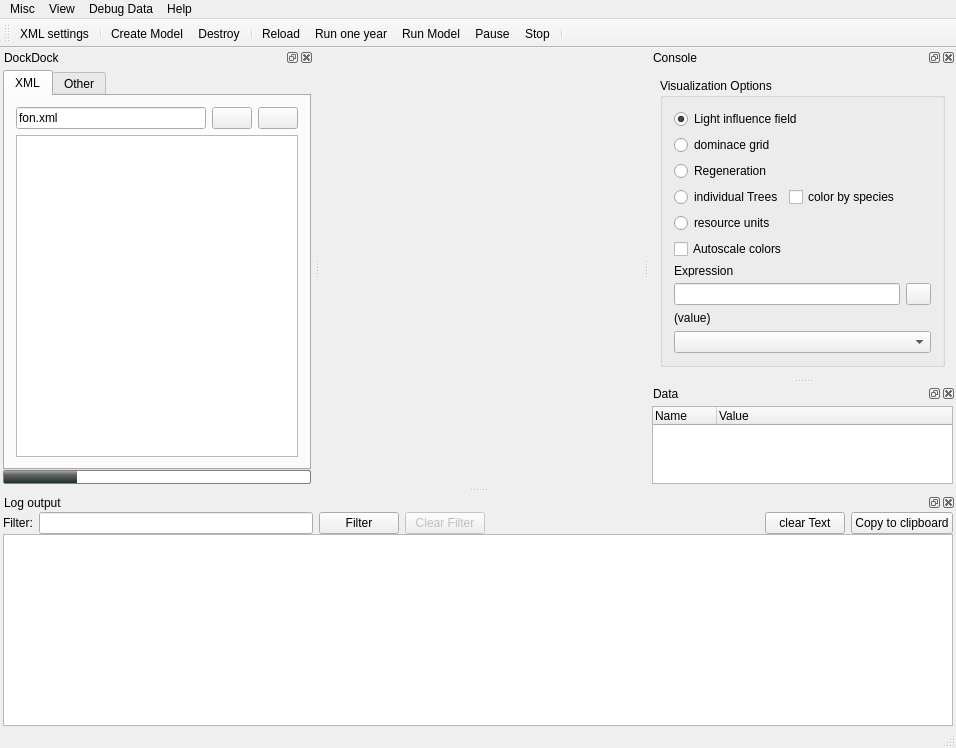
First picture: the form in src/iland/mainwindow.ui, repository edfm-tum/iland-model, before the edit.
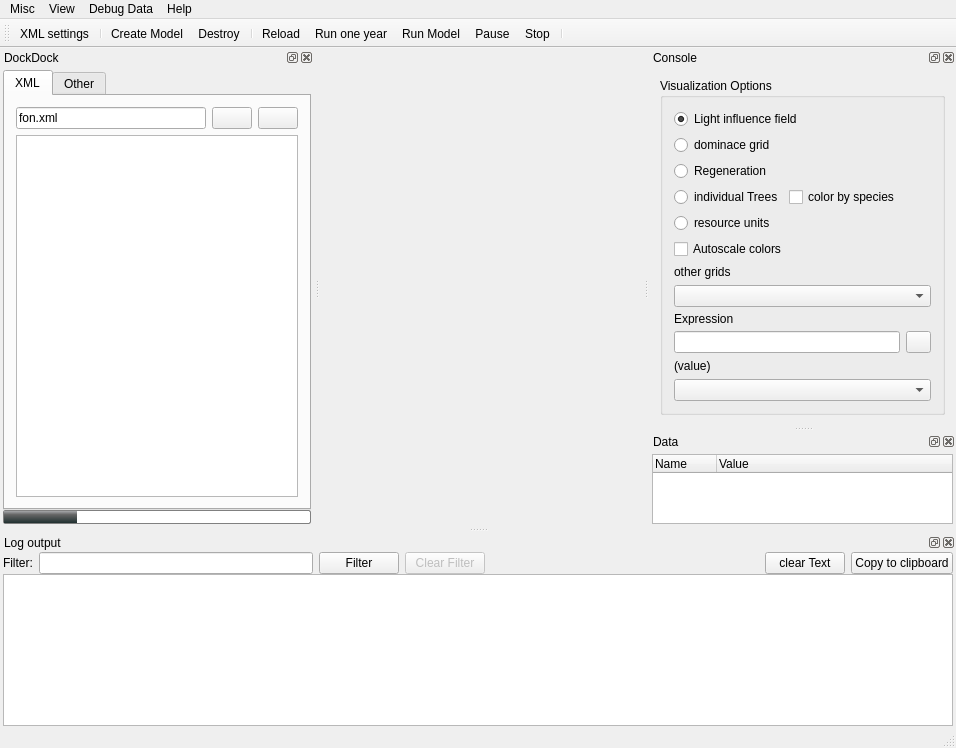
Second picture: the form after the edit. Icons and pictures are not drawn. Custom widgets are drawn as their Qt base class.

Commit message: improved the visualization of grids - now the main windows stores a list of grids along with type of drawing (black/white, color, ...). The GUI has a combo box to select the grid to draw. Nice: this can easily be extended to be used with grids to come (fire, grids provided from scripts...) Whats missing: some life cycle kind of thing: now it is quite dangerous to produce crashes.... needs some investigation of scoped pointer classes...

What changed in the file:
```diff
--- a/src/iland/mainwindow.ui
+++ b/src/iland/mainwindow.ui
@@ -655,7 +655,7 @@
           </property>
          </widget>
         </item>
-        <item row="8" column="0">
+        <item row="9" column="0">
          <widget class="QLabel" name="label_4">
           <property name="maximumSize">
            <size>
@@ -668,10 +668,10 @@
           </property>
          </widget>
         </item>
-        <item row="9" column="0" colspan="2">
+        <item row="10" column="0" colspan="2">
          <widget class="QLineEdit" name="lTreeExpr"/>
         </item>
-        <item row="10" column="0" colspan="3">
+        <item row="11" column="0" colspan="3">
          <widget class="QLabel" name="fonValue">
           <property name="text">
            <string>(value)</string>
@@ -706,7 +706,7 @@
           </property>
          </widget>
         </item>
-        <item row="9" column="2">
+        <item row="10" column="2">
          <widget class="QPushButton" name="pbExecExpression">
           <property name="maximumSize">
            <size>
@@ -729,9 +729,19 @@
           </property>
          </widget>
         </item>
-        <item row="11" column="0" colspan="3">
+        <item row="12" column="0" colspan="3">
          <widget class="QComboBox" name="speciesFilterBox"/>
         </item>
+        <item row="8" column="0" colspan="3">
+         <widget class="QComboBox" name="paintGridBox"/>
+        </item>
+        <item row="6" column="0" colspan="3">
+         <widget class="QLabel" name="label_8">
+          <property name="text">
+           <string>other grids</string>
+          </property>
+         </widget>
+        </item>
        </layout>
       </widget>
      </item>
```
The commit also changes 8 other files.
